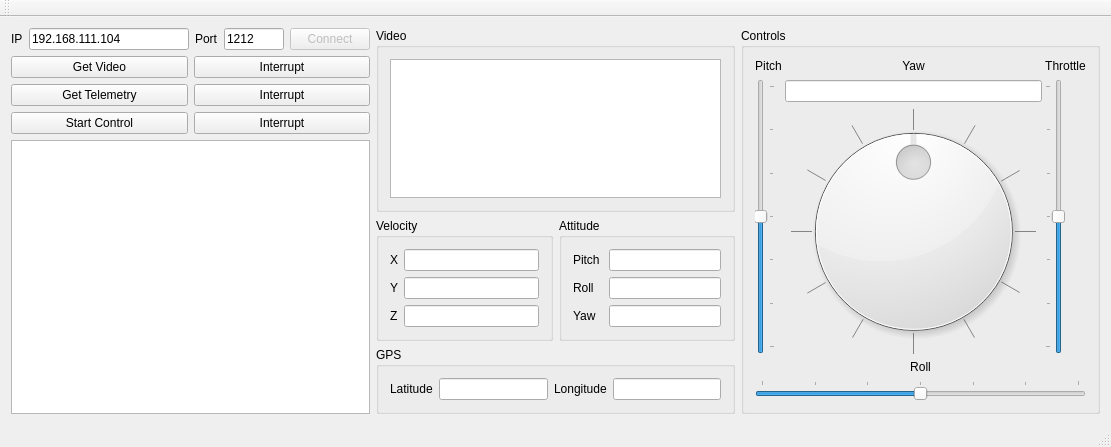
The window that DJI_PC_CONTROLLER/mainwindow.ui (pisarik/dji-phantom-pc-sdk) describes before a commit, drawn with Qt 5.
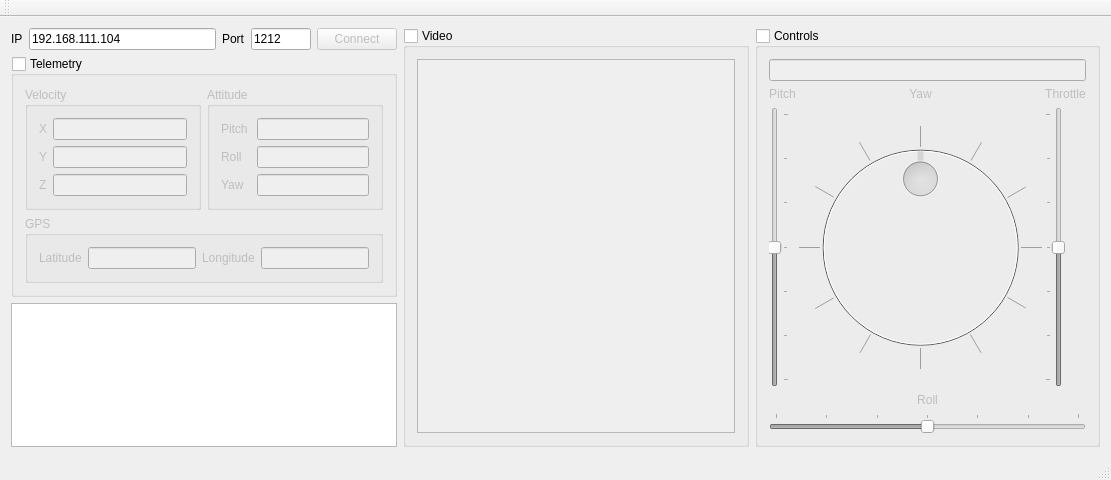
The same window after the commit.

Commit message: view redesigned

```diff
--- a/DJI_PC_CONTROLLER/mainwindow.ui
+++ b/DJI_PC_CONTROLLER/mainwindow.ui
@@ -7,7 +7,7 @@
     <x>0</x>
     <y>0</y>
     <width>1111</width>
-    <height>447</height>
+    <height>480</height>
    </rect>
   </property>
   <property name="windowTitle">
@@ -90,98 +90,23 @@
        </layout>
       </item>
       <item>
-       <layout class="QHBoxLayout" name="horizontalLayout_3">
-        <item>
-         <widget class="QPushButton" name="get_video_btn">
-          <property name="text">
-           <string>Get Video</string>
-          </property>
-         </widget>
-        </item>
-        <item>
-         <widget class="QPushButton" name="interrupt_video_btn">
-          <property name="text">
-           <string>Interrupt</string>
-          </property>
-         </widget>
-        </item>
-       </layout>
-      </item>
-      <item>
-       <layout class="QHBoxLayout" name="horizontalLayout_15">
-        <item>
-         <widget class="QPushButton" name="get_telemetry_btn">
-          <property name="styleSheet">
-           <string notr="true"/>
-          </property>
-          <property name="text">
-           <string>Get Telemetry</string>
-          </property>
-         </widget>
-        </item>
-        <item>
-         <widget class="QPushButton" name="interrupt_telemetry_btn">
-          <property name="text">
-           <string>Interrupt</string>
-          </property>
-         </widget>
-        </item>
-       </layout>
-      </item>
-      <item>
-       <layout class="QHBoxLayout" name="horizontalLayout_17">
-        <item>
-         <widget class="QPushButton" name="start_control_btn">
-          <property name="text">
-           <string>Start Control</string>
-          </property>
-         </widget>
-        </item>
-        <item>
-         <widget class="QPushButton" name="interrupt_control_btn">
-          <property name="text">
-           <string>Interrupt</string>
-          </property>
-         </widget>
-        </item>
-       </layout>
-      </item>
-      <item>
-       <layout class="QHBoxLayout" name="horizontalLayout_2">
-        <item>
-         <widget class="QPlainTextEdit" name="log_edit"/>
-        </item>
-       </layout>
-      </item>
-     </layout>
-    </item>
-    <item>
-     <layout class="QVBoxLayout" name="verticalLayout_4">
-      <item>
-       <widget class="QGroupBox" name="groupBox_5">
+       <widget class="QGroupBox" name="telemetry_box">
         <property name="sizePolicy">
-         <sizepolicy hsizetype="Expanding" vsizetype="Expanding">
+         <sizepolicy hsizetype="Preferred" vsizetype="Preferred">
           <horstretch>0</horstretch>
           <verstretch>0</verstretch>
          </sizepolicy>
         </property>
         <property name="title">
-         <string>Video</string>
+         <string>Telemetry</string>
         </property>
-        <layout class="QVBoxLayout" name="verticalLayout_7">
-         <item>
-          <widget class="QGraphicsView" name="video_view">
-           <property name="sizePolicy">
-            <sizepolicy hsizetype="Preferred" vsizetype="Preferred">
-             <horstretch>1</horstretch>
-             <verstretch>0</verstretch>
-            </sizepolicy>
-           </property>
-          </widget>
-         </item>
-        </layout>
-       </widget>
-      </item>
+        <property name="checkable">
+         <bool>true</bool>
+        </property>
+        <property name="checked">
+         <bool>false</bool>
+        </property>
+        <layout class="QVBoxLayout" name="verticalLayout_6">
       <item>
        <layout class="QHBoxLayout" name="horizontalLayout_13">
         <item>
@@ -201,9 +126,6 @@
              </item>
              <item>
               <widget class="QLineEdit" name="velocity_x_edit">
-               <property name="enabled">
-                <bool>true</bool>
-               </property>
                <property name="readOnly">
                 <bool>true</bool>
                </property>
@@ -340,7 +262,7 @@
        </layout>
       </item>
       <item>
-       <widget class="QGroupBox" name="groupBox_3">
+          <widget class="QGroupBox" name="gps_box">
         <property name="title">
          <string>GPS</string>
         </property>
@@ -385,13 +307,88 @@
        </widget>
       </item>
      </layout>
+       </widget>
     </item>
     <item>
-     <widget class="QGroupBox" name="groupBox_4">
+       <widget class="QPlainTextEdit" name="log_edit">
+        <property name="readOnly">
+         <bool>true</bool>
+        </property>
+        <property name="plainText">
+         <string/>
+        </property>
+       </widget>
+      </item>
+     </layout>
+    </item>
+    <item>
+     <widget class="QGroupBox" name="video_box">
+      <property name="sizePolicy">
+       <sizepolicy hsizetype="Expanding" vsizetype="Expanding">
+        <horstretch>0</horstretch>
+        <verstretch>0</verstretch>
+       </sizepolicy>
+      </property>
+      <property name="title">
+       <string>Video</string>
+      </property>
+      <property name="checkable">
+       <bool>true</bool>
+      </property>
+      <property name="checked">
+       <bool>false</bool>
+      </property>
+      <layout class="QVBoxLayout" name="verticalLayout_7">
+       <item>
+        <widget class="QGraphicsView" name="video_view">
+         <property name="sizePolicy">
+          <sizepolicy hsizetype="Expanding" vsizetype="Expanding">
+           <horstretch>1</horstretch>
+           <verstretch>0</verstretch>
+          </sizepolicy>
+         </property>
+        </widget>
+       </item>
+      </layout>
+     </widget>
+    </item>
+    <item>
+     <widget class="QGroupBox" name="controls_box">
+      <property name="autoFillBackground">
+       <bool>false</bool>
+      </property>
       <property name="title">
        <string>Controls</string>
       </property>
+      <property name="checkable">
+       <bool>true</bool>
+      </property>
+      <property name="checked">
+       <bool>false</bool>
+      </property>
       <layout class="QVBoxLayout" name="verticalLayout_9">
+       <item>
+        <widget class="QLineEdit" name="velocity_edit">
+         <property name="sizePolicy">
+          <sizepolicy hsizetype="Preferred" vsizetype="Fixed">
+           <horstretch>0</horstretch>
+           <verstretch>0</verstretch>
+          </sizepolicy>
+         </property>
+         <property name="text">
+          <string/>
+         </property>
+         <property name="frame">
+          <bool>true</bool>
+         </property>
+         <property name="alignment">
+          <set>Qt::AlignCenter</set>
+         </property>
+         <property name="readOnly">
+          <bool>true</bool>
+         </property>
+        </widget>
+       </item>
        <item>
         <layout class="QHBoxLayout" name="horizontalLayout_14">
          <property name="spacing">
@@ -451,28 +448,6 @@
              </property>
             </widget>
            </item>
-           <item>
-            <widget class="QLineEdit" name="velocity_edit">
-             <property name="sizePolicy">
-              <sizepolicy hsizetype="Preferred" vsizetype="Fixed">
-               <horstretch>0</horstretch>
-               <verstretch>0</verstretch>
-              </sizepolicy>
-             </property>
-             <property name="text">
-              <string/>
-             </property>
-             <property name="frame">
-              <bool>true</bool>
-             </property>
-             <property name="alignment">
-              <set>Qt::AlignCenter</set>
-             </property>
-             <property name="readOnly">
-              <bool>true</bool>
-             </property>
-            </widget>
-           </item>
            <item>
             <widget class="QDial" name="yaw_dial">
              <property name="sizePolicy">
```
Left out of the diff: 6 changed lines with no effect on the pictures. Lines whose indentation alone changed are shown as unchanged. The commit also changes 2 other files.
